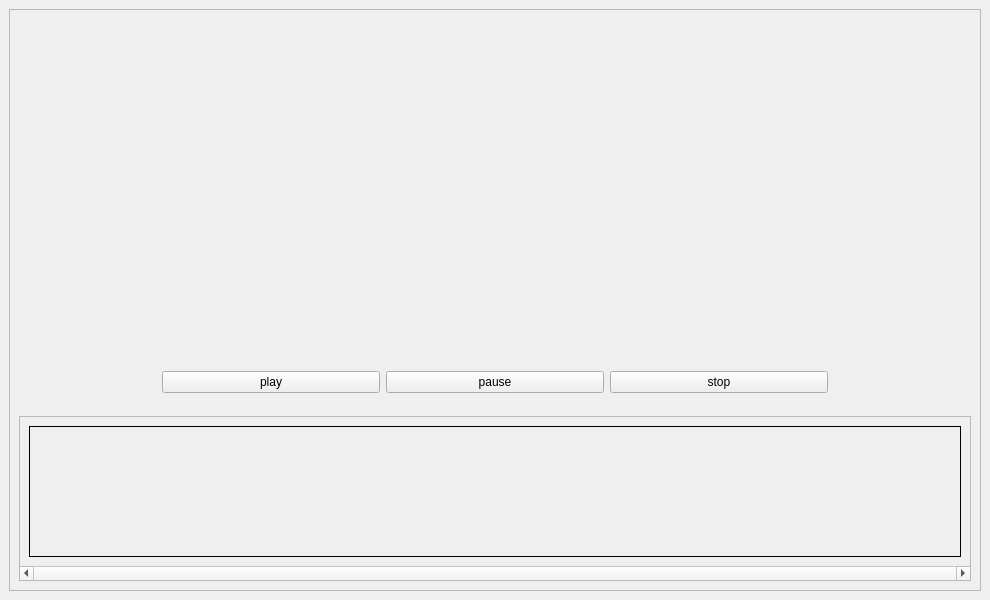
The window that multimediaUI.ui (snow0112/synopsis_images_of_video) describes before a commit, drawn with Qt 5.
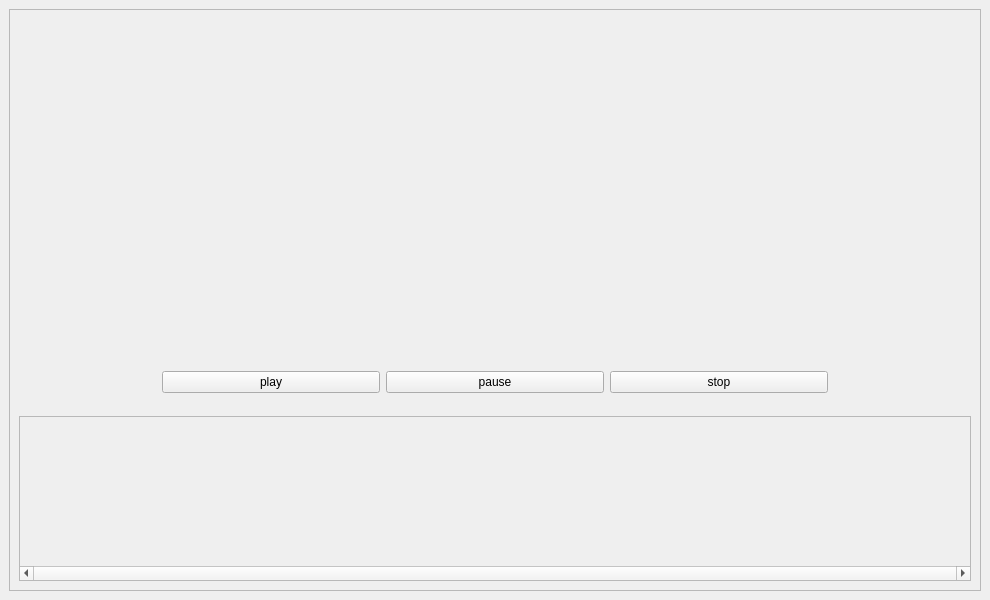
The same window after the commit.

Commit message: remove box frame out of synopsis

Patch:
```diff
--- a/multimediaUI.ui
+++ b/multimediaUI.ui
@@ -163,8 +163,8 @@
              <rect>
               <x>0</x>
               <y>0</y>
-              <width>936</width>
-              <height>136</height>
+              <width>940</width>
+              <height>138</height>
              </rect>
             </property>
             <property name="sizePolicy">
@@ -204,7 +204,7 @@
                 <bool>true</bool>
                </property>
                <property name="frameShape">
-                <enum>QFrame::Box</enum>
+                <enum>QFrame::NoFrame</enum>
                </property>
                <property name="text">
                 <string/>
```
The commit also changes 2 other files.
